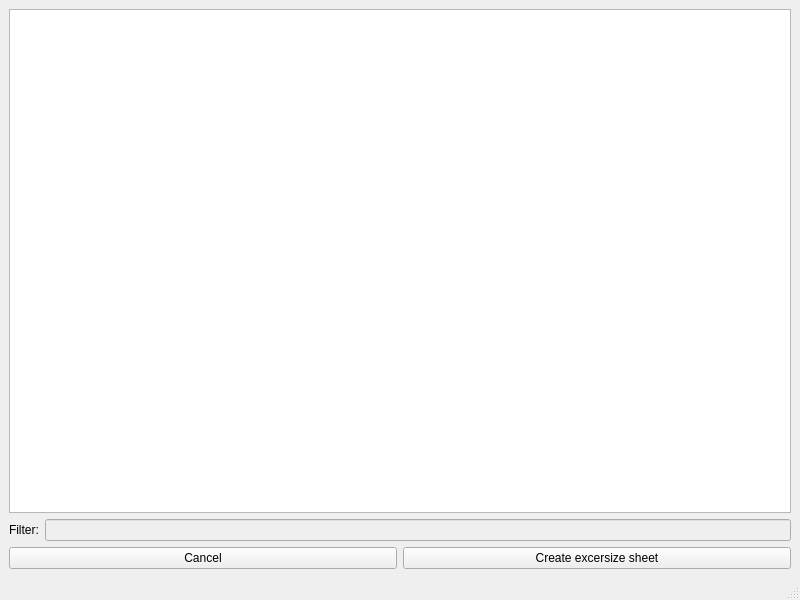
Qt form dlgCreatorMain.ui (sfaroy/math_ex_creator) before a commit.
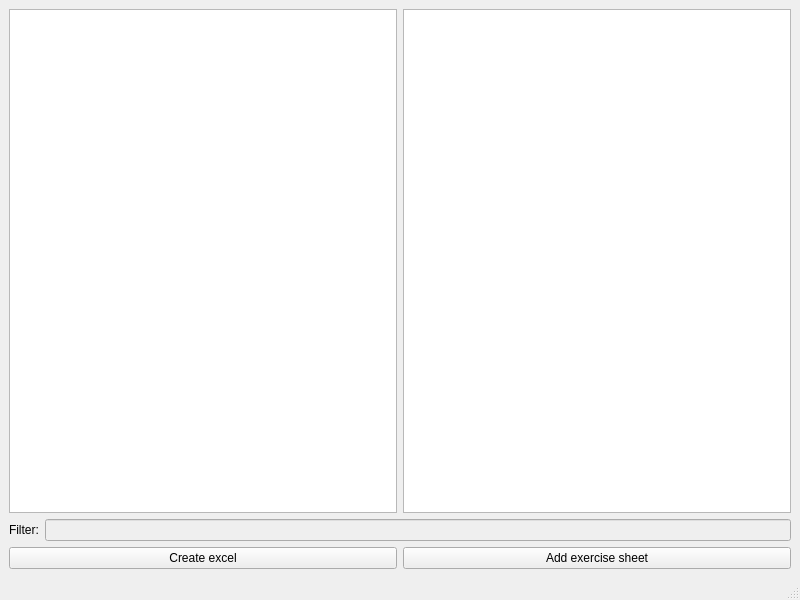
The same form after that commit.

Commit message: more exercise types

```diff
--- a/dlgCreatorMain.ui
+++ b/dlgCreatorMain.ui
@@ -17,6 +17,9 @@
    <layout class="QVBoxLayout" name="verticalLayout">
     <item>
      <layout class="QHBoxLayout" name="horizontalLayout">
+      <item>
+       <widget class="QListWidget" name="lstExercises"/>
+      </item>
       <item>
        <widget class="QListWidget" name="lstTypes"/>
       </item>
@@ -42,17 +45,17 @@
     </item>
     <item>
      <layout class="QHBoxLayout" name="horizontalLayout_2">
-      <item>
-       <widget class="QPushButton" name="cmdCancel">
-        <property name="text">
-         <string>Cancel</string>
-        </property>
-       </widget>
-      </item>
       <item>
        <widget class="QPushButton" name="cmdCreate">
         <property name="text">
-         <string>Create excersize sheet</string>
+         <string>Create excel</string>
+        </property>
+       </widget>
+      </item>
+      <item>
+       <widget class="QPushButton" name="cmdAddSheet">
+        <property name="text">
+         <string>Add exercise sheet</string>
         </property>
        </widget>
       </item>
```
The commit also changes 6 other files.
